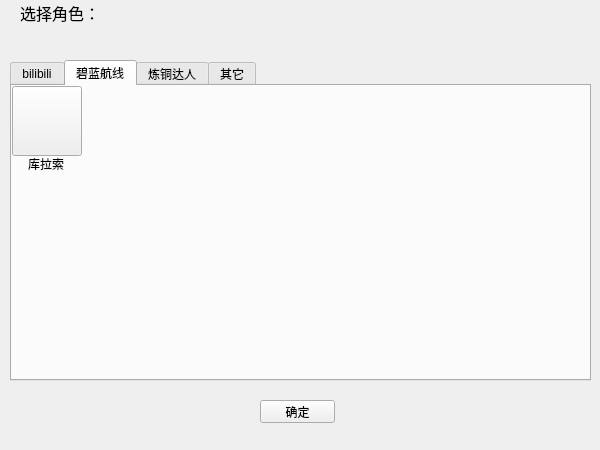
ikarosormiku/DesktopDoll, file roleselection.ui: the form before one commit.
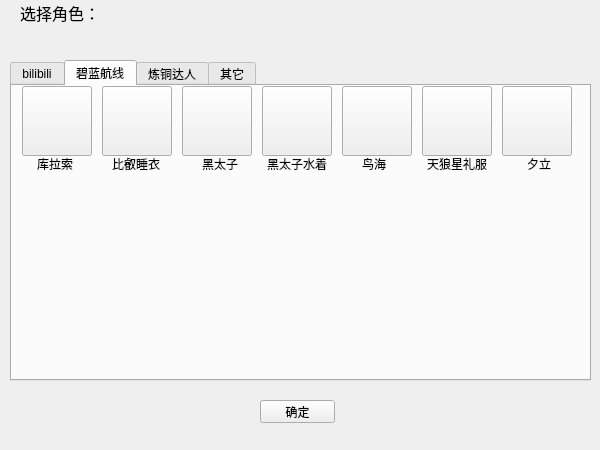
The form after the commit. The open tabs and pages were chosen to show the change.

Patch:
```diff
--- a/roleselection.ui
+++ b/roleselection.ui
@@ -95,7 +95,7 @@
     <widget class="QPushButton" name="btn_kulasuo">
      <property name="geometry">
       <rect>
-       <x>0</x>
+       <x>10</x>
        <y>0</y>
        <width>70</width>
        <height>70</height>
@@ -108,7 +108,7 @@
     <widget class="QLabel" name="lab_kulasuo">
      <property name="geometry">
       <rect>
-       <x>16</x>
+       <x>25</x>
        <y>70</y>
        <width>50</width>
        <height>15</height>
@@ -118,6 +118,162 @@
       <string>库拉索</string>
      </property>
     </widget>
+    <widget class="QPushButton" name="btn_TLXlifu">
+     <property name="geometry">
+      <rect>
+       <x>410</x>
+       <y>0</y>
+       <width>70</width>
+       <height>70</height>
+      </rect>
+     </property>
+     <property name="text">
+      <string/>
+     </property>
+    </widget>
+    <widget class="QLabel" name="lab_TLXlifu">
+     <property name="geometry">
+      <rect>
+       <x>415</x>
+       <y>70</y>
+       <width>60</width>
+       <height>15</height>
+      </rect>
+     </property>
+     <property name="text">
+      <string>天狼星礼服</string>
+     </property>
+    </widget>
+    <widget class="QPushButton" name="btn_xili">
+     <property name="geometry">
+      <rect>
+       <x>490</x>
+       <y>0</y>
+       <width>70</width>
+       <height>70</height>
+      </rect>
+     </property>
+     <property name="text">
+      <string/>
+     </property>
+    </widget>
+    <widget class="QPushButton" name="btn_biruishuiyi">
+     <property name="geometry">
+      <rect>
+       <x>90</x>
+       <y>0</y>
+       <width>70</width>
+       <height>70</height>
+      </rect>
+     </property>
+     <property name="text">
+      <string/>
+     </property>
+    </widget>
+    <widget class="QLabel" name="lab_xili">
+     <property name="geometry">
+      <rect>
+       <x>515</x>
+       <y>70</y>
+       <width>25</width>
+       <height>15</height>
+      </rect>
+     </property>
+     <property name="text">
+      <string>夕立</string>
+     </property>
+    </widget>
+    <widget class="QLabel" name="lab_biruishuiyi">
+     <property name="geometry">
+      <rect>
+       <x>100</x>
+       <y>70</y>
+       <width>54</width>
+       <height>15</height>
+      </rect>
+     </property>
+     <property name="text">
+      <string>比叡睡衣</string>
+     </property>
+    </widget>
+    <widget class="QLabel" name="lab_heitaizi">
+     <property name="geometry">
+      <rect>
+       <x>190</x>
+       <y>70</y>
+       <width>40</width>
+       <height>15</height>
+      </rect>
+     </property>
+     <property name="text">
+      <string>黑太子</string>
+     </property>
+    </widget>
+    <widget class="QLabel" name="lab_heitaiziSZ">
+     <property name="geometry">
+      <rect>
+       <x>255</x>
+       <y>70</y>
+       <width>60</width>
+       <height>15</height>
+      </rect>
+     </property>
+     <property name="text">
+      <string>黑太子水着</string>
+     </property>
+    </widget>
+    <widget class="QPushButton" name="btn_heitaizi">
+     <property name="geometry">
+      <rect>
+       <x>170</x>
+       <y>0</y>
+       <width>70</width>
+       <height>70</height>
+      </rect>
+     </property>
+     <property name="text">
+      <string/>
+     </property>
+    </widget>
+    <widget class="QPushButton" name="btn_heitaiziSZ">
+     <property name="geometry">
+      <rect>
+       <x>250</x>
+       <y>0</y>
+       <width>70</width>
+       <height>70</height>
+      </rect>
+     </property>
+     <property name="text">
+      <string/>
+     </property>
+    </widget>
+    <widget class="QPushButton" name="btn_niaohai">
+     <property name="geometry">
+      <rect>
+       <x>330</x>
+       <y>0</y>
+       <width>70</width>
+       <height>70</height>
+      </rect>
+     </property>
+     <property name="text">
+      <string/>
+     </property>
+    </widget>
+    <widget class="QLabel" name="lab_niaohai">
+     <property name="geometry">
+      <rect>
+       <x>350</x>
+       <y>70</y>
+       <width>30</width>
+       <height>15</height>
+      </rect>
+     </property>
+     <property name="text">
+      <string>鸟海</string>
+     </property>
+    </widget>
    </widget>
    <widget class="QWidget" name="tab_4">
     <attribute name="title">
```
Left out of the diff: 2 changed lines with no effect on the pictures.
